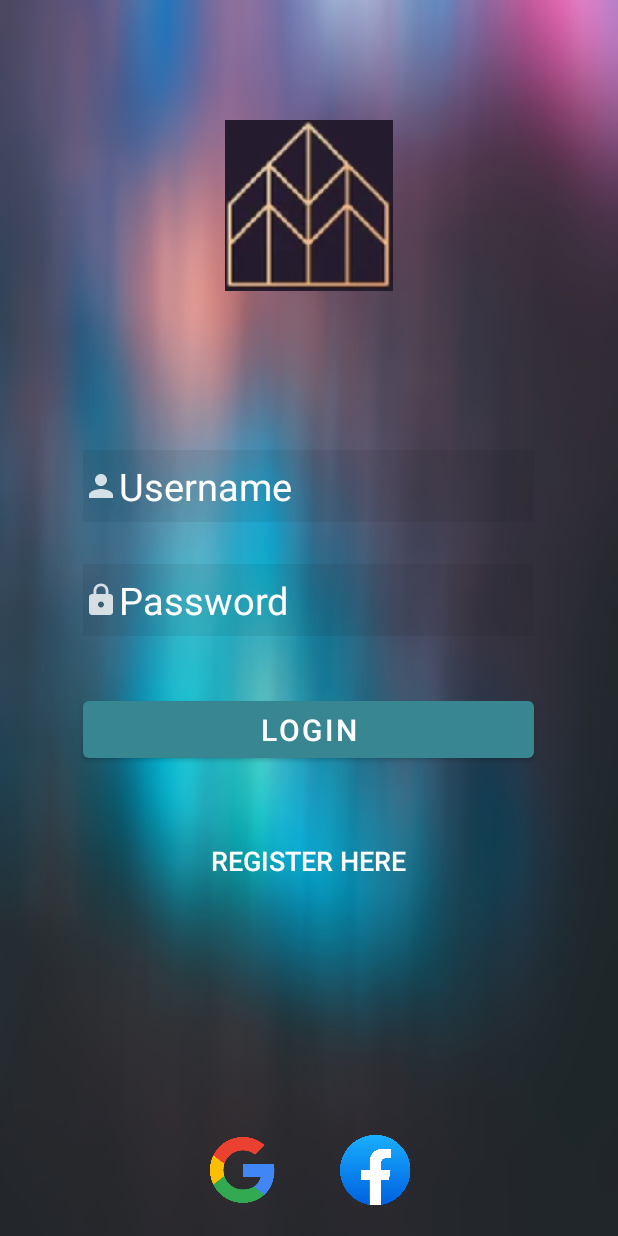
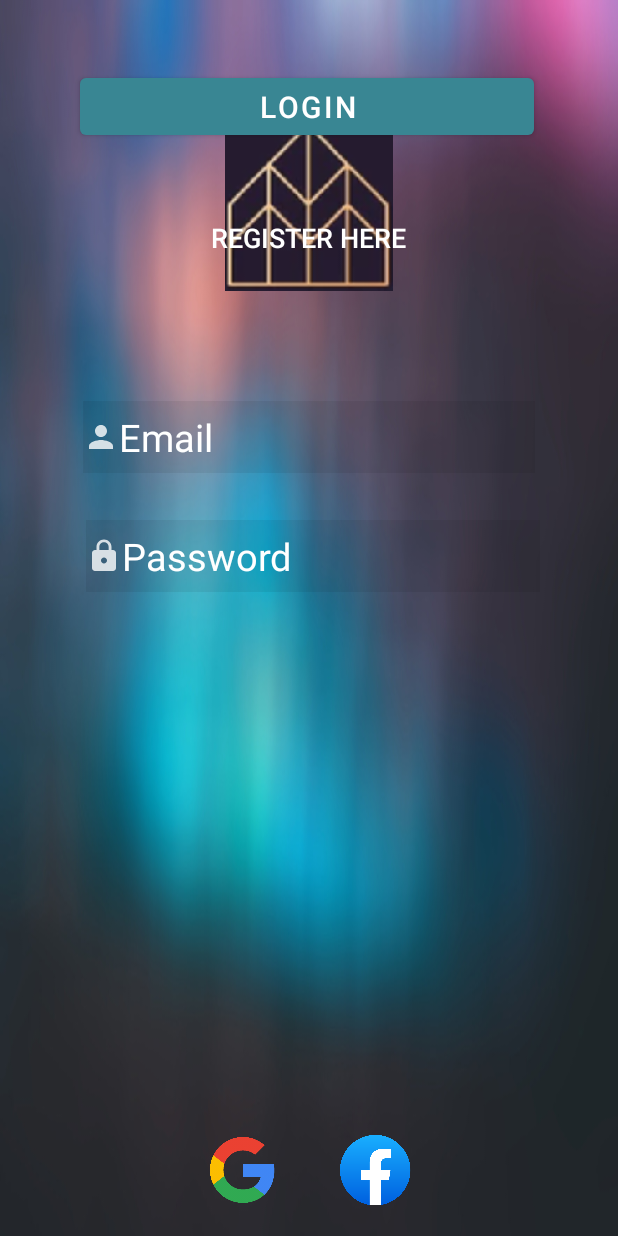
Before and after one commit to azxs120/Final-Project-Prototype, an Android app: the layout activity_login.xml on its own in the app's theme, with its tools: preview values and no code run, on a phone screen of 412 x 824 dp. Run offline under Robolectric (Android 15) with nearby library versions, the phone set to English and light mode, and no system bars.

```diff
--- a/app/build.gradle
+++ b/app/build.gradle
@@ -49,6 +49,12 @@ dependencies {
     androidTestImplementation 'androidx.test.ext:junit:1.1.3'
     androidTestImplementation 'androidx.test.espresso:espresso-core:3.4.0'
 
+    // Dependency for Google Sign-In
     implementation 'com.google.android.gms:play-services-auth:20.1.0'
 
+
+    // Dependencies for the REST API example
+    //implementation 'com.google.api-client:google-api-client:1.30.5'
+    //implementation 'com.google.api-client:google-api-client-android:1.30.5'
+    //implementation 'com.google.apis:google-api-services-people:v1-rev99-1.22.0'
 }
--- a/app/src/main/res/layout/activity_login.xml
+++ b/app/src/main/res/layout/activity_login.xml
@@ -21,20 +21,21 @@
         app:layout_constraintTop_toTopOf="parent"
         app:srcCompat="@drawable/logo" />
 
+
     <EditText
-        android:id="@+id/editTextTextPersonName"
+        android:id="@+id/email"
         android:layout_width="300dp"
         android:layout_height="48dp"
         android:layout_below="@+id/imageView"
         android:layout_alignParentStart="true"
         android:layout_alignParentEnd="true"
         android:layout_marginStart="55dp"
-        android:layout_marginTop="102dp"
-        android:layout_marginEnd="56dp"
+        android:layout_marginTop="69dp"
+        android:layout_marginEnd="55dp"
         android:background="#11000000"
         android:drawableLeft="@drawable/ic_action_user"
         android:ems="10"
-        android:hint="Username"
+        android:hint="Email"
         android:inputType="textPersonName"
         android:textColorHint="@color/white"
         android:textSize="25dp"
@@ -42,16 +43,16 @@
         app:layout_constraintTop_toTopOf="parent" />
 
     <EditText
-        android:id="@+id/editTextTextPassword"
+        android:id="@+id/editTextPassword"
         android:layout_width="300dp"
         android:layout_height="48dp"
-        android:layout_below="@+id/editTextTextPersonName"
+        android:layout_below="@+id/email"
 
         android:layout_alignParentStart="true"
         android:layout_alignParentEnd="true"
-        android:layout_marginStart="55dp"
-        android:layout_marginTop="28dp"
-        android:layout_marginEnd="56dp"
+        android:layout_marginStart="57dp"
+        android:layout_marginTop="31dp"
+        android:layout_marginEnd="52dp"
         android:background="#11000000"
         android:drawableLeft="@drawable/ic_action_lock"
         android:ems="10"
@@ -59,9 +60,8 @@
         android:inputType="textPassword"
         android:textColorHint="@color/white"
         android:textSize="25dp"
-        app:layout_constraintEnd_toEndOf="@+id/editTextTextPersonName"
-        app:layout_constraintTop_toBottomOf="@+id/editTextTextPersonName" />
-
+        app:layout_constraintEnd_toEndOf="@+id/email"
+        app:layout_constraintTop_toBottomOf="@+id/email" />
 
     <Button
         android:id="@+id/Register"
@@ -89,8 +89,8 @@
         android:layout_below="@+id/editTextTextPassword"
         android:layout_alignParentStart="true"
         android:layout_alignParentEnd="true"
-        android:layout_marginStart="55dp"
-        android:layout_marginTop="37dp"
+        android:layout_marginStart="53dp"
+        android:layout_marginTop="46dp"
         android:layout_marginEnd="56dp"
         android:text="Login"
         android:textSize="20dp"
--- a/app/src/main/res/values/strings.xml
+++ b/app/src/main/res/values/strings.xml
@@ -39,6 +39,7 @@
     <string name="bars">סורגים</string>
     <string name="choose">בחרו מתוך חיפוש מתקדם</string>
     <string name="find">חפש</string>
+    <string name="server_client_id">WEB CLIENT ID</string>
 
 
 </resources>
```
Also changed, not shown: app/src/main/java/com/example/prototype/LoginActivity.java (+69 -12 lines), app/src/main/java/com/example/prototype/MainActivity.java (+6 -1 lines).
